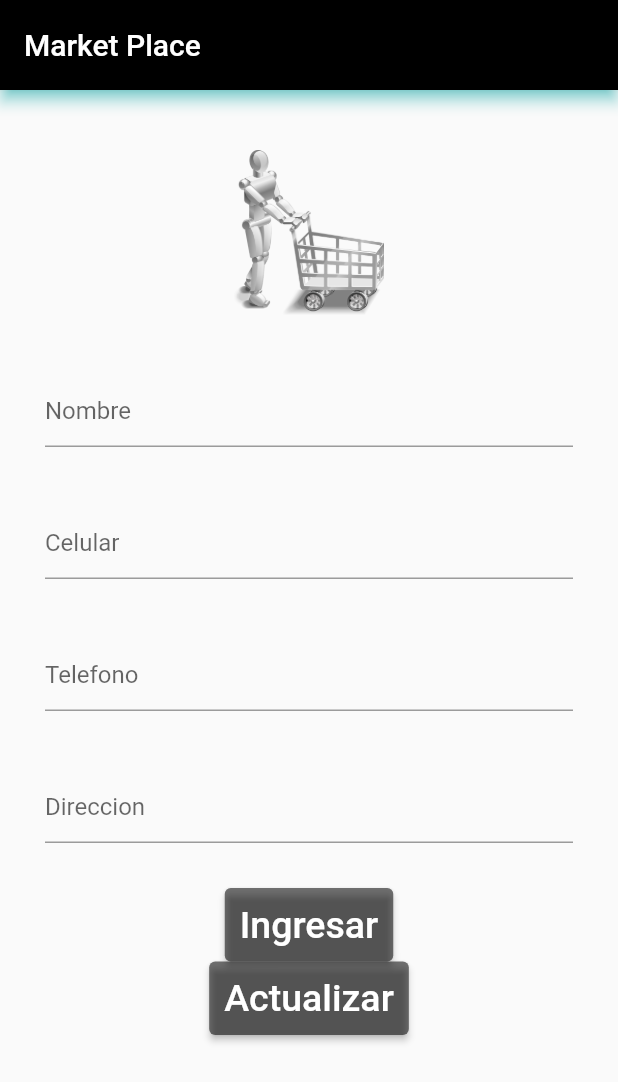
After one commit to Jjcastiblanco/market_place, a Flutter app: the ReCliente screen opened directly, on a phone screen of 412 x 824 dp. The commit adds this screen. Shown: the top 1082 px of the screen. Run offline on Flutter 3.47's test engine with Material 2 defaults, Android fonts, the phone set to English and light mode, and no system bars; our stand-ins replace cloud_firestore, firebase_core, url_launcher_web; missing offline and left inert: cloud_firestore_web, firebase_core_web, firebase_database_web; accounts and stored records are empty.

Commit message:
diseño registro Clientes

```diff
--- a/lib/home_app.dart
+++ b/lib/home_app.dart
@@ -9,6 +9,7 @@ import 'dart:convert';
 
 import 'package:marketplace/clientes.dart';
 import 'package:marketplace/negocios.dart';
+import 'package:marketplace/registroClientes.dart';
 
 import 'filtroActividad.dart';
 import 'filtroProducto.dart';
@@ -131,6 +132,24 @@ class home_app extends StatelessWidget {
                       );
                     },
                   )),
+              Container(
+                  padding: const EdgeInsets.all(10),
+                  alignment: Alignment.topCenter,
+                  child: ElevatedButton(
+                    style: TextButton.styleFrom(
+                      primary: Colors.blueAccent,
+                    ),
+                    child: const Text(
+                      'REGISTRO DE CLIENTES',
+                      style: TextStyle(fontSize: 18, color: Colors.white38),
+                    ),
+                    onPressed: () {
+                      Navigator.push(
+                        context,
+                        MaterialPageRoute(builder: (context) => const RegistroClientes()),
+                      );
+                    },
+                  ))
             ],
           )
       ),
--- /dev/null
+++ b/lib/registroClientes.dart
@@ -0,0 +1,132 @@
+
+import 'package:flutter/cupertino.dart';
+import 'package:flutter/material.dart';
+
+class RegistroClientes extends StatelessWidget {
+  const RegistroClientes({Key? key}) : super(key: key);
+
+  @override
+  Widget build(BuildContext context) {
+    return MaterialApp(
+          home: ReCliente(),
+
+    );
+  }
+}
+class ReCliente extends StatefulWidget {
+  const ReCliente({Key? key}) : super(key: key);
+
+  @override
+  _ReClienteState createState() => _ReClienteState();
+}
+
+class _ReClienteState extends State<ReCliente> {
+  @override
+  Widget build(BuildContext context) {
+    return Scaffold(
+      appBar: AppBar(
+        shadowColor: Colors.cyanAccent,
+        backgroundColor: Colors.black,
+        toolbarHeight: 60,
+        title: Text('Market Place'),
+
+      ),
+      body: ListView(
+        children: [
+
+          Container(
+            height: 150,
+            padding: EdgeInsets.only(top: 40,bottom: 0),
+            alignment: Alignment.topCenter,
+            child: Image.asset('img/shop.png'),
+
+          ),
+          Container(),
+          Container(
+            padding: EdgeInsets.only(right: 30,left: 30, top: 40),
+            alignment: Alignment.center,
+            child: TextField(
+
+              decoration: InputDecoration(
+                hintText: 'Nombre',
+              ),
+            ),
+          ),
+          Container(
+            padding: EdgeInsets.only(right: 30,left: 30, top: 40),
+            alignment: Alignment.center,
+            child: TextField(
+
+              decoration: InputDecoration(
+                hintText: 'Celular',
+              ),
+            ),
+          ),
+          Container(
+            padding: EdgeInsets.only(right: 30,left: 30, top: 40),
+            alignment: Alignment.center,
+            child: TextField(
+
+              decoration: InputDecoration(
+                hintText: 'Telefono',
+              ),
+            ),
+          ),
+          Container(
+            padding: EdgeInsets.only(right: 30,left: 30, top: 40,bottom: 30),
+            alignment: Alignment.center,
+            child: TextField(
+
+              decoration: InputDecoration(
+                hintText: 'Direccion',
+              ),
+            ),
+          ),
+          Container(
+            alignment: Alignment.center,
+
+            child: ElevatedButton(
+              style: TextButton.styleFrom(
+                backgroundColor: Colors.black54,
+                padding: EdgeInsets.all(10),
+
+              ),
+
+
+              onPressed: () {  },
+
+
+              child: Text('Ingresar',
+                style: TextStyle(
+                  fontSize: 25,
+                  color: Colors.white,
+                ),
+              ),
+            ),
+          ),
+          Container(
+            alignment: Alignment.center,
+            child: ElevatedButton(
+              style: TextButton.styleFrom(
+                backgroundColor: Colors.black54,
+
+                padding: EdgeInsets.all(10),
+              ),
+
+
+              onPressed: () {  },
+
+
+              child: Text('Actualizar',
+                style: TextStyle(
+                  fontSize: 25,
+                  color: Colors.white,
+                ),
+              ),
+            ),
+          ),
+        ],
+      ),
+    );
+  }
+}
```
Also changed, not shown: img/shop.png (added).
